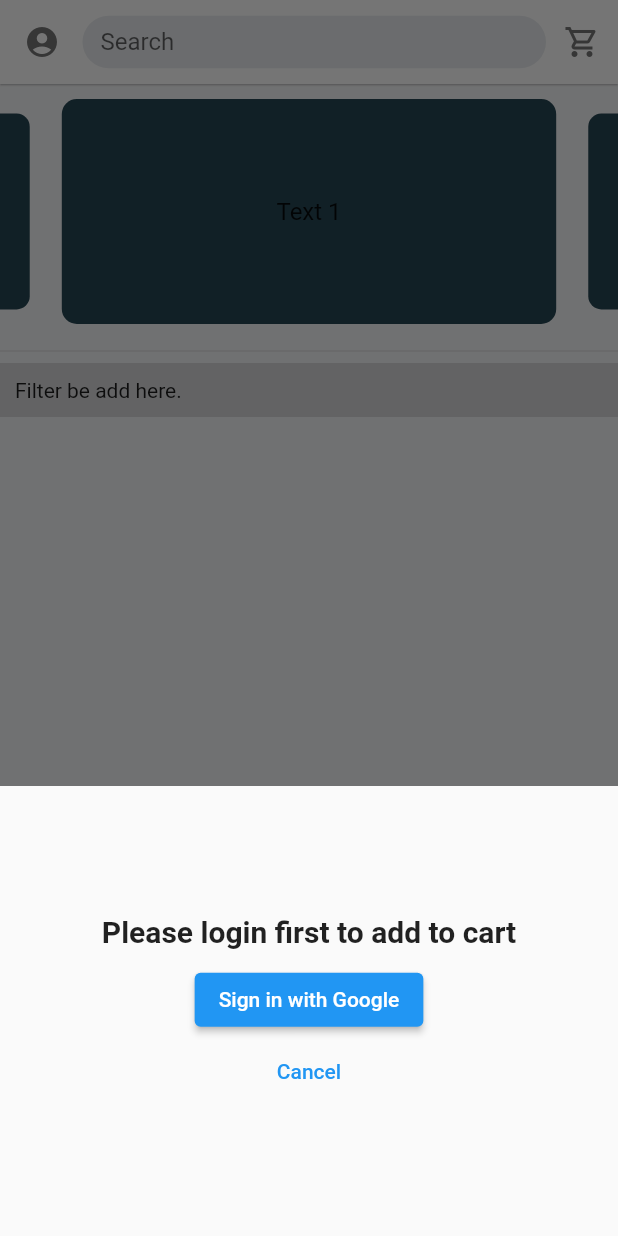
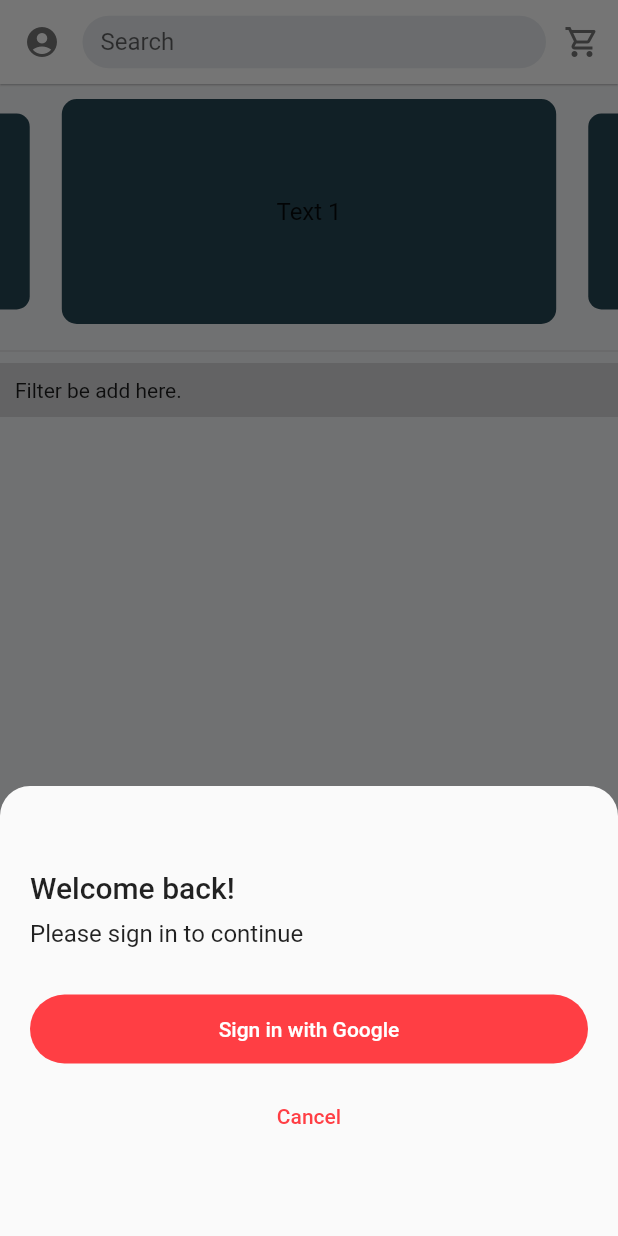
Before and after one commit to zohaib304/app-fnf, a Flutter app: the screen it shows after launch, after a tap on the "account circle" icon, on a phone screen of 412 x 824 dp. Run offline on Flutter 3.47's test engine with Material 2 defaults, Android fonts, the phone set to English and light mode, and no system bars; drawn by our look-alikes of carousel_slider; our stand-ins replace cached_network_image, cloud_firestore, firebase_auth, firebase_core, google_sign_in, share_plus; accounts and stored records are empty.

Commit message:
improve btm sheet ui

```diff
--- a/lib/Pages/home.dart
+++ b/lib/Pages/home.dart
@@ -1,12 +1,10 @@
-import 'dart:developer';
-
 import 'package:android_app_fnf/Models/product.dart';
 import 'package:android_app_fnf/Services/products.dart';
 import 'package:android_app_fnf/Widgets/carousel_slider_main.dart';
+import 'package:android_app_fnf/Widgets/sign_in_sheet.dart';
 import 'package:cached_network_image/cached_network_image.dart';
 import 'package:carousel_slider/carousel_slider.dart';
 import 'package:firebase_auth/firebase_auth.dart';
-import 'package:google_sign_in/google_sign_in.dart';
 import 'package:provider/provider.dart';
 import 'package:flutter/material.dart';
 import 'package:share_plus/share_plus.dart';
@@ -31,68 +29,16 @@ class Home extends StatelessWidget {
           onPressed: () {
             if (firebaseUser == null) {
               showModalBottomSheet(
+                shape: const RoundedRectangleBorder(
+                  //the rounded corner is created here
+                  borderRadius: BorderRadius.only(
+                    topLeft: Radius.circular(20),
+                    topRight: Radius.circular(20),
+                  ),
+                ),
                 context: context,
                 builder: (context) {
-                  return SizedBox(
-                    height: 300,
-                    child: Column(
-                      mainAxisAlignment: MainAxisAlignment.center,
-                      children: [
-                        const Text(
-                          "Please login first to add to cart",
-                          style: TextStyle(
-                            fontSize: 20,
-                            fontWeight: FontWeight.bold,
-                          ),
-                        ),
-                        const SizedBox(
-                          height: 10,
-                        ),
-                        ElevatedButton(
-                          child: const Text("Sign in with Google"),
-                          onPressed: () async {
-                            // TODO:
-                            try {
-                              // Trigger the authentication flow
-                              final GoogleSignInAccount? googleUser =
-                                  await GoogleSignIn().signIn();
-
-                              // Obtain the auth details from the request
-                              final GoogleSignInAuthentication? googleAuth =
-                                  await googleUser?.authentication;
-
-                              // Create a new credential
-                              final credential = GoogleAuthProvider.credential(
-                                accessToken: googleAuth?.accessToken,
-                                idToken: googleAuth?.idToken,
-                              );
-
-                              // Once signed in, return the UserCredential
-                              await FirebaseAuth.instance
-                                  .signInWithCredential(credential);
-
-                              Navigator.pop(context);
-                              ScaffoldMessenger.of(context).showSnackBar(
-                                const SnackBar(
-                                  behavior: SnackBarBehavior.floating,
-                                  content: Text("Successfully logged In."),
-                                ),
-                              );
-                            } catch (e) {
-                              log(e.toString());
-                            }
-                          },
-                        ),
-                        TextButton(
-                          onPressed: () {
-                            // pop if cancel
-                            Navigator.pop(context);
-                          },
-                          child: const Text("Cancel"),
-                        ),
-                      ],
-                    ),
-                  );
+                  return const SignInSheet();
                 },
               );
             } else {
--- /dev/null
+++ b/lib/Widgets/sign_in_sheet.dart
@@ -0,0 +1,114 @@
+import 'dart:developer';
+
+import 'package:firebase_auth/firebase_auth.dart';
+import 'package:flutter/cupertino.dart';
+import 'package:flutter/material.dart';
+import 'package:google_sign_in/google_sign_in.dart';
+
+class SignInSheet extends StatelessWidget {
+  const SignInSheet({Key? key}) : super(key: key);
+
+  @override
+  Widget build(BuildContext context) {
+    return SizedBox(
+      height: 300,
+      child: Padding(
+        padding: const EdgeInsets.all(20.0),
+        child: Column(
+          mainAxisAlignment: MainAxisAlignment.center,
+          crossAxisAlignment: CrossAxisAlignment.start,
+          children: [
+            // Welcome text
+            Text(
+              'Welcome back!',
+              style: Theme.of(context).textTheme.headline6,
+            ),
+            const SizedBox(height: 10),
+            // please sign in to continue
+            Text(
+              'Please sign in to continue',
+              style: Theme.of(context).textTheme.subtitle1,
+            ),
+            // const Text(
+            //   "Please login first to add to cart",
+            //   style: TextStyle(
+            //     fontSize: 20,
+            //     fontWeight: FontWeight.bold,
+            //   ),
+            // ),
+            const SizedBox(
+              height: 30,
+            ),
+            SizedBox(
+              width: double.infinity,
+              child: ElevatedButton(
+                style: ElevatedButton.styleFrom(
+                  primary: Theme.of(context).primaryColor,
+                  shape: RoundedRectangleBorder(
+                    borderRadius: BorderRadius.circular(50),
+                  ),
+                  elevation: 0,
+                  padding: const EdgeInsetsDirectional.fromSTEB(30, 15, 30, 15),
+                ),
+                child: const Text("Sign in with Google"),
+                onPressed: () async {
+                  // TODO:
+                  try {
+                    // Trigger the authentication flow
+                    final GoogleSignInAccount? googleUser =
+                        await GoogleSignIn().signIn();
+
+                    // Obtain the auth details from the request
+                    final GoogleSignInAuthentication? googleAuth =
+                        await googleUser?.authentication;
+
+                    // Create a new credential
+                    final credential = GoogleAuthProvider.credential(
+                      accessToken: googleAuth?.accessToken,
+                      idToken: googleAuth?.idToken,
+                    );
+
+                    // Once signed in, return the UserCredential
+                    await FirebaseAuth.instance
+                        .signInWithCredential(credential);
+
+                    Navigator.pop(context);
+                    ScaffoldMessenger.of(context).showSnackBar(
+                      const SnackBar(
+                        behavior: SnackBarBehavior.floating,
+                        content: Text("Successfully logged In."),
+                      ),
+                    );
+                  } catch (e) {
+                    log(e.toString());
+                  }
+                },
+              ),
+            ),
+            const SizedBox(
+              height: 10,
+            ),
+            SizedBox(
+              width: double.infinity,
+              child: TextButton(
+                style: TextButton.styleFrom(
+                  primary: Theme.of(context).primaryColor,
+                  shape: RoundedRectangleBorder(
+                    borderRadius: BorderRadius.circular(50),
+                  ),
+                  elevation: 0,
+                  padding: const EdgeInsetsDirectional.fromSTEB(30, 15, 30, 15),
+                ),
+                onPressed: () {
+                  // pop if cancel
+                  Navigator.pop(context);
+                },
+                child: const Text("Cancel"),
+              ),
+            ),
+          ],
+        ),
+      ),
+    );
+  }
+}
```
Also changed, not shown: lib/Pages/product_details.dart (+9 -67 lines).
